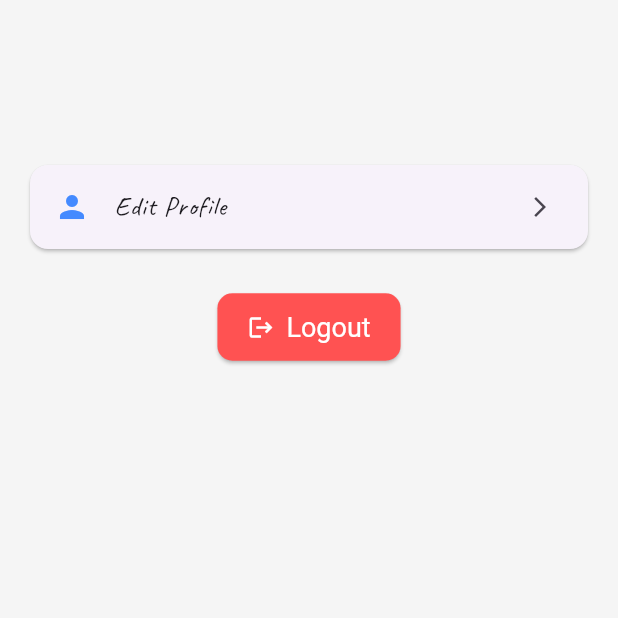
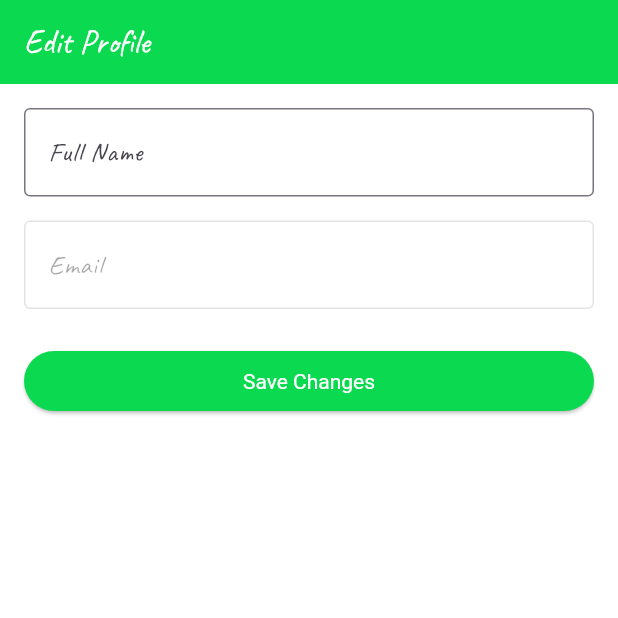
Before and after one commit to iArgho/cooking_assist, a Flutter app: the MePage screen opened directly, after a tap on "Edit Profile", on a phone screen of 412 x 824 dp, the top half of it. Run offline on Flutter 3.47's test engine with Material 3 defaults, Android fonts, the phone set to English and light mode, and no system bars; our stand-ins replace firebase_auth, firebase_core, flutter_svg, get, loading_animation_widget; accounts and stored records are empty.

Commit message:
EditProfilePage has been added.

```diff
--- /dev/null
+++ b/lib/presentation/screens/authScreens/edit_profile_screen.dart
@@ -0,0 +1,84 @@
+import 'package:cooking_assist/auth/auth.dart';
+import 'package:cooking_assist/presentation/screens/homescreens/home_screen.dart';
+import 'package:flutter/material.dart';
+import 'package:get/get.dart';
+
+class EditProfilePage extends StatefulWidget {
+  const EditProfilePage({super.key});
+
+  @override
+  State<EditProfilePage> createState() => _EditProfilePageState();
+}
+
+class _EditProfilePageState extends State<EditProfilePage> {
+  final TextEditingController _nameController = TextEditingController();
+  final user = Auth().currentUser;
+
+  @override
+  void initState() {
+    super.initState();
+    _nameController.text = user?.displayName ?? '';
+  }
+
+  @override
+  void dispose() {
+    _nameController.dispose();
+    super.dispose();
+  }
+
+  Future<void> _saveProfile() async {
+    final newName = _nameController.text.trim();
+    if (newName.isNotEmpty && newName != user?.displayName) {
+      try {
+        await Auth().updateDisplayName(newName);
+        Get.back();
+        Get.snackbar("Success", "Profile updated");
+      } catch (e) {
+        Get.snackbar("Error", e.toString());
+      }
+    }
+  }
+
+  @override
+  Widget build(BuildContext context) {
+    return Scaffold(
+      appBar: AppBar(
+        title: const Text("Edit Profile"),
+      ),
+      body: Padding(
+        padding: const EdgeInsets.all(16.0),
+        child: Column(
+          children: [
+            TextFormField(
+              controller: _nameController,
+              decoration: const InputDecoration(
+                labelText: "Full Name",
+                border: OutlineInputBorder(),
+              ),
+            ),
+            const SizedBox(height: 16),
+            TextFormField(
+              initialValue: user?.email ?? '',
+              enabled: false,
+              decoration: const InputDecoration(
+                labelText: "Email",
+                border: OutlineInputBorder(),
+              ),
+            ),
+            const SizedBox(height: 24),
+            SizedBox(
+              width: double.infinity,
+              child: ElevatedButton(
+                onPressed: () async {
+                  await _saveProfile();
+                  Get.offAll(() => const HomeScreen());
+                },
+                child: const Text("Save Changes"),
+              ),
+            ),
+          ],
+        ),
+      ),
+    );
+  }
+}
--- a/lib/presentation/screens/homescreens/me_page.dart
+++ b/lib/presentation/screens/homescreens/me_page.dart
@@ -1,4 +1,5 @@
 import 'package:cooking_assist/auth/auth.dart';
+import 'package:cooking_assist/presentation/screens/authScreens/edit_profile_screen.dart';
 import 'package:cooking_assist/presentation/screens/authScreens/login_screen.dart';
 import 'package:flutter/material.dart';
 import 'package:get/get.dart';
@@ -47,11 +48,11 @@ class MePage extends StatelessWidget {
         const SizedBox(height: 8),
         Text(
           name,
-          style: const TextStyle(fontSize: 22, fontWeight: FontWeight.bold),
+          style: const TextStyle(fontSize: 32, fontWeight: FontWeight.bold),
         ),
         Text(
           email,
-          style: TextStyle(fontSize: 16, color: Colors.black.withOpacity(0.9)),
+          style: TextStyle(fontSize: 20, color: Colors.black.withOpacity(0.9)),
         ),
       ],
     );
@@ -60,7 +61,9 @@ class MePage extends StatelessWidget {
   Widget _buildSettingsList(BuildContext context) {
     return Column(
       children: [
-        _buildSettingsTile(Icons.person, "Edit Profile", () {}),
+        _buildSettingsTile(Icons.person, "Edit Profile", () {
+          Get.offAll(() => const EditProfilePage());
+        }),
       ],
     );
   }
```
